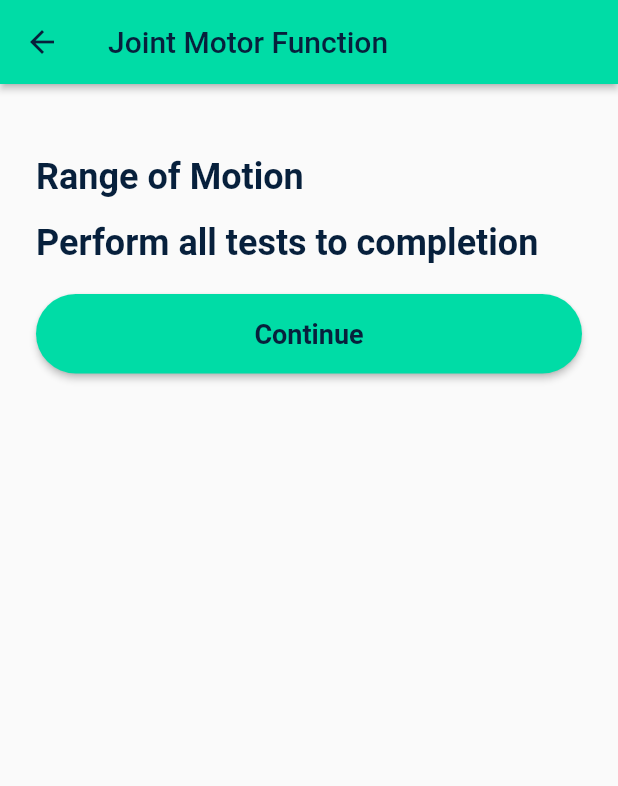
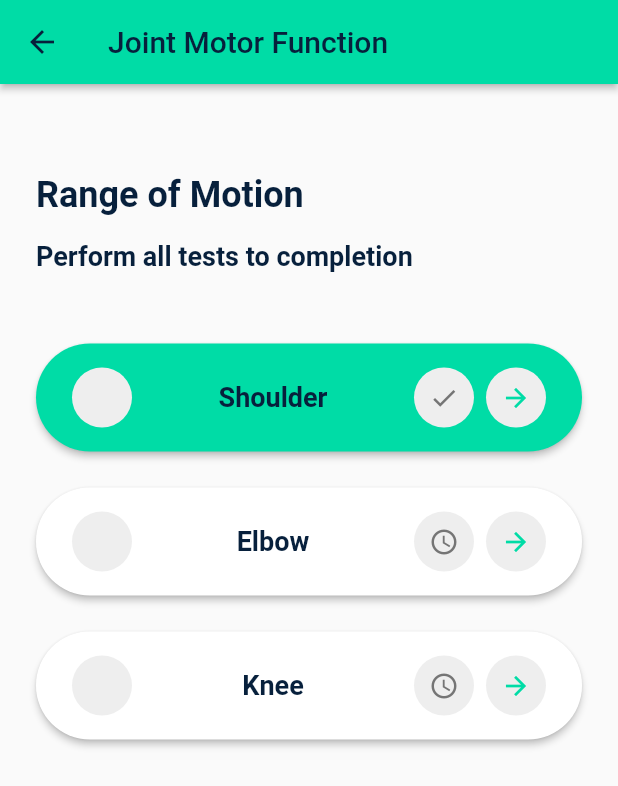
Before and after one commit to owen-yap/Cyberlife, a Flutter app: the JointMotorFunctionMain screen opened directly, on a phone screen of 412 x 824 dp. Shown: the top 786 px of the screen. Run offline on Flutter 3.47's test engine with Material 2 defaults, Android fonts, the phone set to English and light mode, and no system bars; our stand-ins replace camera, charts_flutter, firebase_auth, firebase_core, image_gallery_saver, permission_handler and 2 more; missing offline and left inert: tflite_flutter, tflite_flutter_helper; accounts and stored records are empty.

Commit message:
Create Joint Motor Function Main Page

```diff
--- /dev/null
+++ b/lib/components/joint-motor-function/motor_function_test_button.dart
@@ -0,0 +1,75 @@
+import 'package:cyberlife/theme.dart';
+import 'package:flutter/foundation.dart';
+import 'package:flutter/material.dart';
+
+class MotorFunctionTestButton extends StatefulWidget {
+  final String label;
+  final Color? color;
+  final Function onPressed;
+  final bool isCompleted;
+
+  const MotorFunctionTestButton(
+      {Key? key,
+      required this.label,
+      this.color,
+      required this.isCompleted,
+      required this.onPressed})
+      : super(key: key);
+
+  @override
+  _MotorFunctionTestButtonState createState() =>
+      _MotorFunctionTestButtonState();
+}
+
+class _MotorFunctionTestButtonState extends State<MotorFunctionTestButton> {
+  @override
+  Widget build(BuildContext context) {
+    double circle_radius = 20;
+
+    return ElevatedButton(
+      onPressed: () {
+        if (kDebugMode) {
+          print('${widget.label} button pressed in Joint Motor Function!');
+        }
+        widget.onPressed();
+      },
+      style: widget.isCompleted
+          ? Theme.of(context).elevatedButtonTheme.style
+          : Theme.of(context).elevatedButtonTheme.style!.copyWith(
+              backgroundColor: const MaterialStatePropertyAll(Colors.white)),
+      child: Row(
+        mainAxisAlignment: MainAxisAlignment.spaceBetween,
+        children: [
+          CircleAvatar(
+            backgroundColor: Colors.grey.shade200,
+            radius: circle_radius,
+          ),
+          Text(widget.label),
+          Row(
+            children: [
+              CircleAvatar(
+                backgroundColor: Colors.grey.shade200,
+                radius: circle_radius,
+                child: Icon(
+                  widget.isCompleted ? Icons.check : Icons.access_time,
+                  color: Colors.grey.shade600,
+                  size: circle_radius,
+                ),
+              ),
+              const SizedBox(width: 8),
+              CircleAvatar(
+                backgroundColor: Colors.grey.shade200,
+                radius: circle_radius,
+                child: Icon(
+                  Icons.arrow_forward,
+                  color: AppTheme.lightGreen,
+                  size: circle_radius,
+                ),
+              ),
+            ],
+          ),
+        ],
+      ),
+    );
+  }
+}
--- a/lib/views/joint-motor-function/joint_motor_function_main.dart
+++ b/lib/views/joint-motor-function/joint_motor_function_main.dart
@@ -1,5 +1,4 @@
-// ignore_for_file: file_names
-
+import 'package:cyberlife/components/joint-motor-function/motor_function_test_button.dart';
 import 'package:cyberlife/widgets/appbar.dart';
 import 'package:flutter/material.dart';
 
@@ -27,7 +26,7 @@ class _JointMotorFunctionMainState extends State<JointMotorFunctionMain> {
             mainAxisAlignment: MainAxisAlignment.center,
             crossAxisAlignment: CrossAxisAlignment.stretch,
             children: [
-              const SizedBox(height: 24),
+              const SizedBox(height: 36),
               Text(
                 'Range of Motion',
                 style: theme.textTheme.displayMedium,
@@ -35,11 +34,11 @@ class _JointMotorFunctionMainState extends State<JointMotorFunctionMain> {
               const SizedBox(height: 16),
               Text(
                 'Perform all tests to completion',
-                style: theme.textTheme.displayMedium,
+                style: theme.textTheme.displaySmall,
               ),
-              const SizedBox(height: 20),
-              ElevatedButton(
-                child: const Text('Continue'),
+              const SizedBox(height: 48),
+              MotorFunctionTestButton(
+                label: 'Shoulder',
                 onPressed: () {
                   Navigator.push(
                       context,
@@ -47,6 +46,31 @@ class _JointMotorFunctionMainState extends State<JointMotorFunctionMain> {
                           builder: (context) =>
                               const JointMotorFunctionMain()));
                 },
+                isCompleted: true,
+              ),
+              const SizedBox(height: 24),
+              MotorFunctionTestButton(
+                label: 'Elbow',
+                onPressed: () {
+                  Navigator.push(
+                      context,
+                      MaterialPageRoute(
+                          builder: (context) =>
+                              const JointMotorFunctionMain()));
+                },
+                isCompleted: false,
+              ),
+              const SizedBox(height: 24),
+              MotorFunctionTestButton(
+                label: 'Knee',
+                onPressed: () {
+                  Navigator.push(
+                      context,
+                      MaterialPageRoute(
+                          builder: (context) =>
+                              const JointMotorFunctionMain()));
+                },
+                isCompleted: false,
               ),
               const Expanded(
                 child: SizedBox(),
```
